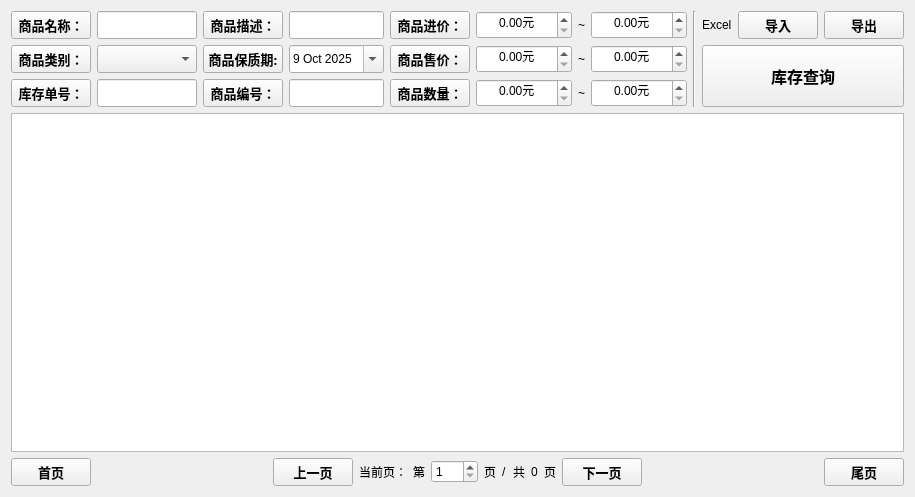
Before: the Qt Designer form view/manager/widgetinventorymanager.ui in ylxcvvan/Supermarket-Commodity-Management-System, drawn with Qt 5.
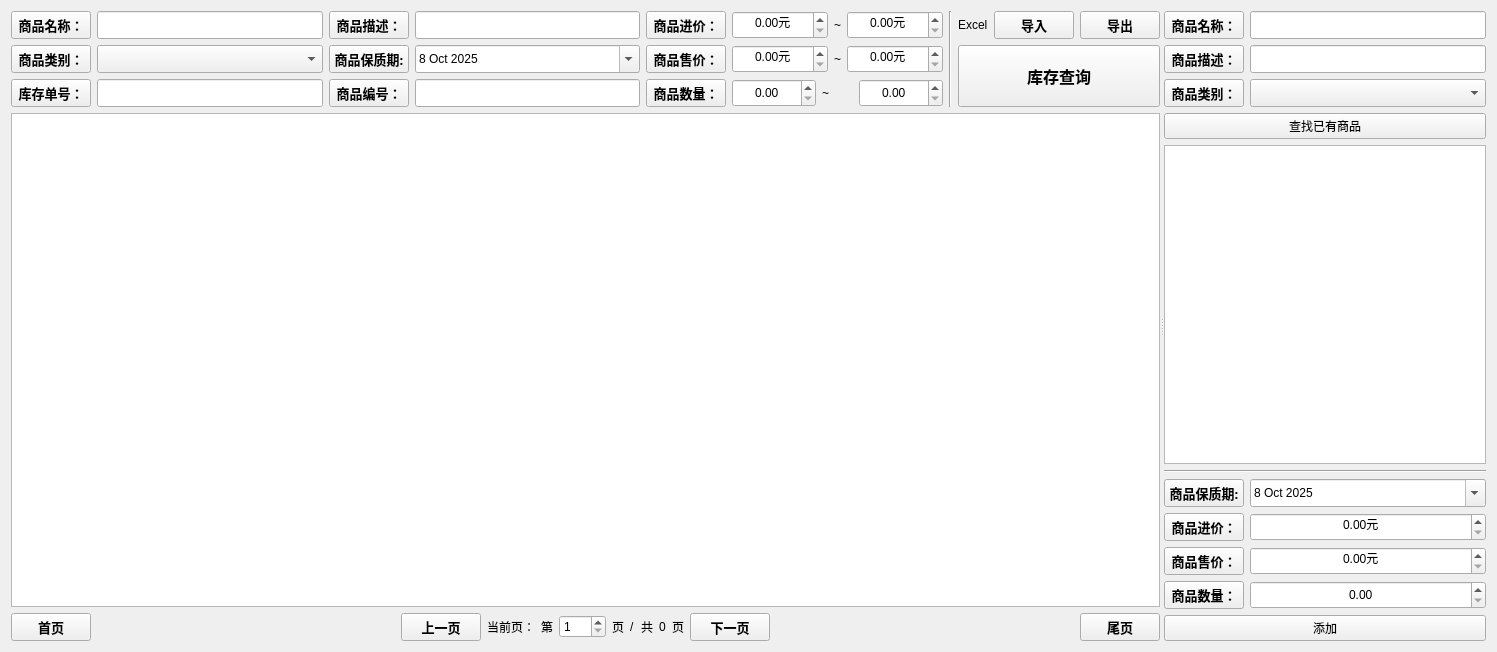
After: the same form once the commit is applied. Custom widgets are drawn as their Qt base class.

Commit message: 初步设计了 库存管理界面，添加新的库存的ui界面

Patch:
```diff
--- a/view/manager/widgetinventorymanager.ui
+++ b/view/manager/widgetinventorymanager.ui
@@ -6,13 +6,20 @@
    <rect>
     <x>0</x>
     <y>0</y>
-    <width>834</width>
-    <height>497</height>
+    <width>1497</width>
+    <height>652</height>
    </rect>
   </property>
   <property name="windowTitle">
    <string>Form</string>
   </property>
+  <layout class="QHBoxLayout" name="horizontalLayout_18">
+   <item>
+    <widget class="QSplitter" name="splitter">
+     <property name="orientation">
+      <enum>Qt::Horizontal</enum>
+     </property>
+     <widget class="QWidget" name="">
   <layout class="QVBoxLayout" name="verticalLayout_5" stretch="0,1,0">
    <item>
     <layout class="QHBoxLayout" name="horizontalLayout_12" stretch="2,2,1,0,1">
@@ -215,12 +222,12 @@
            </property>
            <property name="dateTime">
             <datetime>
-             <hour>0</hour>
+                 <hour>16</hour>
              <minute>0</minute>
              <second>0</second>
              <year>2025</year>
              <month>10</month>
-             <day>9</day>
+                 <day>8</day>
             </datetime>
            </property>
            <property name="calendarPopup">
@@ -440,7 +447,7 @@
             <set>Qt::AlignCenter</set>
            </property>
            <property name="suffix">
-            <string>元</string>
+                <string/>
            </property>
            <property name="maximum">
             <double>999999.989999999990687</double>
@@ -466,7 +473,7 @@
             <set>Qt::AlignCenter</set>
            </property>
            <property name="suffix">
-            <string>元</string>
+                <string/>
            </property>
            <property name="maximum">
             <double>999999.989999999990687</double>
@@ -507,6 +514,9 @@
            <property name="text">
             <string>导入</string>
            </property>
+               <property name="checkable">
+                <bool>true</bool>
+               </property>
           </widget>
          </item>
          <item>
@@ -702,6 +712,341 @@
       </widget>
      </item>
     </layout>
+       </item>
+      </layout>
+     </widget>
+     <widget class="QWidget" name="WidgetPutIn" native="true">
+      <layout class="QVBoxLayout" name="widgetlayoutright" stretch="1,0,0,0">
+       <item>
+        <layout class="QHBoxLayout" name="horizontalLayout_24">
+         <item>
+          <layout class="QVBoxLayout" name="verticalLayout_7" stretch="0,0,0,0,1">
+           <item>
+            <layout class="QHBoxLayout" name="horizontalLayout_16" stretch="0,0">
+             <item>
+              <widget class="QtMaterialRaisedButton" name="pushButtonCommodityName_3">
+               <property name="font">
+                <font>
+                 <family>微软雅黑</family>
+                 <pointsize>10</pointsize>
+                 <bold>true</bold>
+                 <strikeout>false</strikeout>
+                </font>
+               </property>
+               <property name="text">
+                <string>商品名称：</string>
+               </property>
+               <property name="checkable">
+                <bool>true</bool>
+               </property>
+               <property name="checked">
+                <bool>false</bool>
+               </property>
+              </widget>
+             </item>
+             <item>
+              <widget class="QtMaterialTextField" name="LineEditCommodityName_3">
+               <property name="sizePolicy">
+                <sizepolicy hsizetype="Expanding" vsizetype="Expanding">
+                 <horstretch>0</horstretch>
+                 <verstretch>0</verstretch>
+                </sizepolicy>
+               </property>
+               <property name="minimumSize">
+                <size>
+                 <width>80</width>
+                 <height>0</height>
+                </size>
+               </property>
+               <property name="alignment">
+                <set>Qt::AlignCenter</set>
+               </property>
+              </widget>
+             </item>
+            </layout>
+           </item>
+           <item>
+            <layout class="QHBoxLayout" name="horizontalLayout_22">
+             <item>
+              <widget class="QtMaterialRaisedButton" name="pushButtonDetails_2">
+               <property name="font">
+                <font>
+                 <family>微软雅黑</family>
+                 <pointsize>10</pointsize>
+                 <bold>true</bold>
+                </font>
+               </property>
+               <property name="text">
+                <string>商品描述：</string>
+               </property>
+               <property name="checkable">
+                <bool>true</bool>
+               </property>
+              </widget>
+             </item>
+             <item>
+              <widget class="QtMaterialTextField" name="lineEditDetails_2">
+               <property name="sizePolicy">
+                <sizepolicy hsizetype="Expanding" vsizetype="Expanding">
+                 <horstretch>0</horstretch>
+                 <verstretch>0</verstretch>
+                </sizepolicy>
+               </property>
+               <property name="minimumSize">
+                <size>
+                 <width>80</width>
+                 <height>0</height>
+                </size>
+               </property>
+               <property name="maximumSize">
+                <size>
+                 <width>16777215</width>
+                 <height>16777215</height>
+                </size>
+               </property>
+              </widget>
+             </item>
+            </layout>
+           </item>
+           <item>
+            <layout class="QHBoxLayout" name="horizontalLayout_17">
+             <item>
+              <widget class="QtMaterialRaisedButton" name="pushButtonCategory_3">
+               <property name="font">
+                <font>
+                 <family>微软雅黑</family>
+                 <pointsize>10</pointsize>
+                 <bold>true</bold>
+                </font>
+               </property>
+               <property name="text">
+                <string>商品类别：</string>
+               </property>
+               <property name="checkable">
+                <bool>true</bool>
+               </property>
+              </widget>
+             </item>
+             <item>
+              <widget class="QComboBox" name="comboBoxCategory_3">
+               <property name="sizePolicy">
+                <sizepolicy hsizetype="Expanding" vsizetype="Expanding">
+                 <horstretch>0</horstretch>
+                 <verstretch>0</verstretch>
+                </sizepolicy>
+               </property>
+               <property name="minimumSize">
+                <size>
+                 <width>100</width>
+                 <height>0</height>
+                </size>
+               </property>
+               <property name="maxVisibleItems">
+                <number>999</number>
+               </property>
+              </widget>
+             </item>
+            </layout>
+           </item>
+           <item>
+            <widget class="QPushButton" name="pushButton">
+             <property name="text">
+              <string>查找已有商品</string>
+             </property>
+            </widget>
+           </item>
+           <item>
+            <widget class="QTableView" name="tableView_2"/>
+           </item>
+          </layout>
+         </item>
+        </layout>
+       </item>
+       <item>
+        <widget class="Line" name="line_2">
+         <property name="orientation">
+          <enum>Qt::Horizontal</enum>
+         </property>
+        </widget>
+       </item>
+       <item>
+        <layout class="QVBoxLayout" name="verticalLayout_8">
+         <item>
+          <layout class="QHBoxLayout" name="horizontalLayout_23">
+           <item>
+            <widget class="QtMaterialRaisedButton" name="pushButtonSellByTime_2">
+             <property name="font">
+              <font>
+               <family>微软雅黑</family>
+               <pointsize>10</pointsize>
+               <bold>true</bold>
+              </font>
+             </property>
+             <property name="text">
+              <string>商品保质期:</string>
+             </property>
+             <property name="checkable">
+              <bool>true</bool>
+             </property>
+            </widget>
+           </item>
+           <item>
+            <widget class="QDateEdit" name="dateEdit_2">
+             <property name="sizePolicy">
+              <sizepolicy hsizetype="Expanding" vsizetype="Expanding">
+               <horstretch>0</horstretch>
+               <verstretch>0</verstretch>
+              </sizepolicy>
+             </property>
+             <property name="dateTime">
+              <datetime>
+               <hour>8</hour>
+               <minute>0</minute>
+               <second>0</second>
+               <year>2025</year>
+               <month>10</month>
+               <day>8</day>
+              </datetime>
+             </property>
+             <property name="calendarPopup">
+              <bool>true</bool>
+             </property>
+            </widget>
+           </item>
+          </layout>
+         </item>
+         <item>
+          <layout class="QHBoxLayout" name="horizontalLayout_19">
+           <item>
+            <widget class="QtMaterialRaisedButton" name="pushButtonCostPrice_2">
+             <property name="font">
+              <font>
+               <family>微软雅黑</family>
+               <pointsize>10</pointsize>
+               <bold>true</bold>
+              </font>
+             </property>
+             <property name="text">
+              <string>商品进价：</string>
+             </property>
+             <property name="checkable">
+              <bool>true</bool>
+             </property>
+            </widget>
+           </item>
+           <item>
+            <widget class="QDoubleSpinBox" name="lineEditMinCostPrice_2">
+             <property name="sizePolicy">
+              <sizepolicy hsizetype="Expanding" vsizetype="Expanding">
+               <horstretch>0</horstretch>
+               <verstretch>0</verstretch>
+              </sizepolicy>
+             </property>
+             <property name="alignment">
+              <set>Qt::AlignCenter</set>
+             </property>
+             <property name="suffix">
+              <string>元</string>
+             </property>
+             <property name="maximum">
+              <double>999999.989999999990687</double>
+             </property>
+            </widget>
+           </item>
+          </layout>
+         </item>
+         <item>
+          <layout class="QHBoxLayout" name="horizontalLayout_20">
+           <item>
+            <widget class="QtMaterialRaisedButton" name="pushButtonPrice_2">
+             <property name="font">
+              <font>
+               <family>微软雅黑</family>
+               <pointsize>10</pointsize>
+               <bold>true</bold>
+              </font>
+             </property>
+             <property name="text">
+              <string>商品售价：</string>
+             </property>
+             <property name="checkable">
+              <bool>true</bool>
+             </property>
+            </widget>
+           </item>
+           <item>
+            <widget class="QDoubleSpinBox" name="lineEditMinPrice_2">
+             <property name="sizePolicy">
+              <sizepolicy hsizetype="Expanding" vsizetype="Expanding">
+               <horstretch>0</horstretch>
+               <verstretch>0</verstretch>
+              </sizepolicy>
+             </property>
+             <property name="alignment">
+              <set>Qt::AlignCenter</set>
+             </property>
+             <property name="suffix">
+              <string>元</string>
+             </property>
+             <property name="maximum">
+              <double>999999.989999999990687</double>
+             </property>
+            </widget>
+           </item>
+          </layout>
+         </item>
+         <item>
+          <layout class="QHBoxLayout" name="horizontalLayout_21">
+           <item>
+            <widget class="QtMaterialRaisedButton" name="pushButtonAmount_2">
+             <property name="font">
+              <font>
+               <family>微软雅黑</family>
+               <pointsize>10</pointsize>
+               <bold>true</bold>
+              </font>
+             </property>
+             <property name="text">
+              <string>商品数量：</string>
+             </property>
+             <property name="checkable">
+              <bool>true</bool>
+             </property>
+            </widget>
+           </item>
+           <item>
+            <widget class="QDoubleSpinBox" name="lineEditMinAmount_2">
+             <property name="sizePolicy">
+              <sizepolicy hsizetype="Expanding" vsizetype="Expanding">
+               <horstretch>0</horstretch>
+               <verstretch>0</verstretch>
+              </sizepolicy>
+             </property>
+             <property name="alignment">
+              <set>Qt::AlignCenter</set>
+             </property>
+             <property name="suffix">
+              <string/>
+             </property>
+             <property name="maximum">
+              <double>999999.989999999990687</double>
+             </property>
+            </widget>
+           </item>
+          </layout>
+         </item>
+        </layout>
+       </item>
+       <item>
+        <widget class="QPushButton" name="pushButton_2">
+         <property name="text">
+          <string>添加</string>
+         </property>
+        </widget>
+       </item>
+      </layout>
+     </widget>
+    </widget>
    </item>
   </layout>
  </widget>
```
Lines whose indentation alone changed are shown as unchanged. The commit also changes 9 other files.
